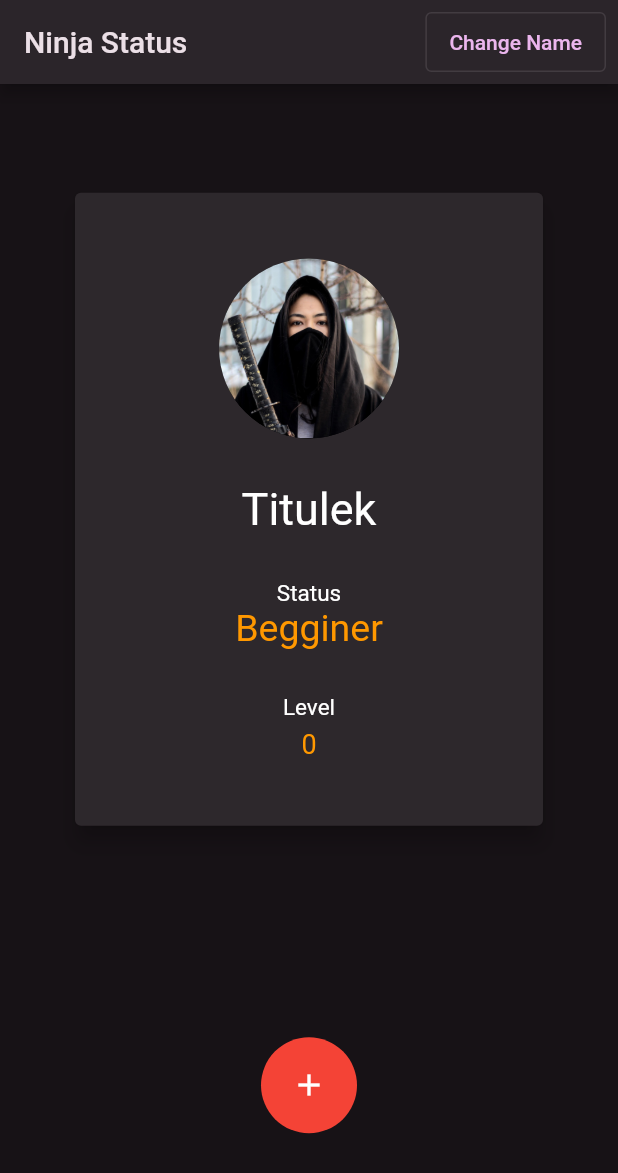
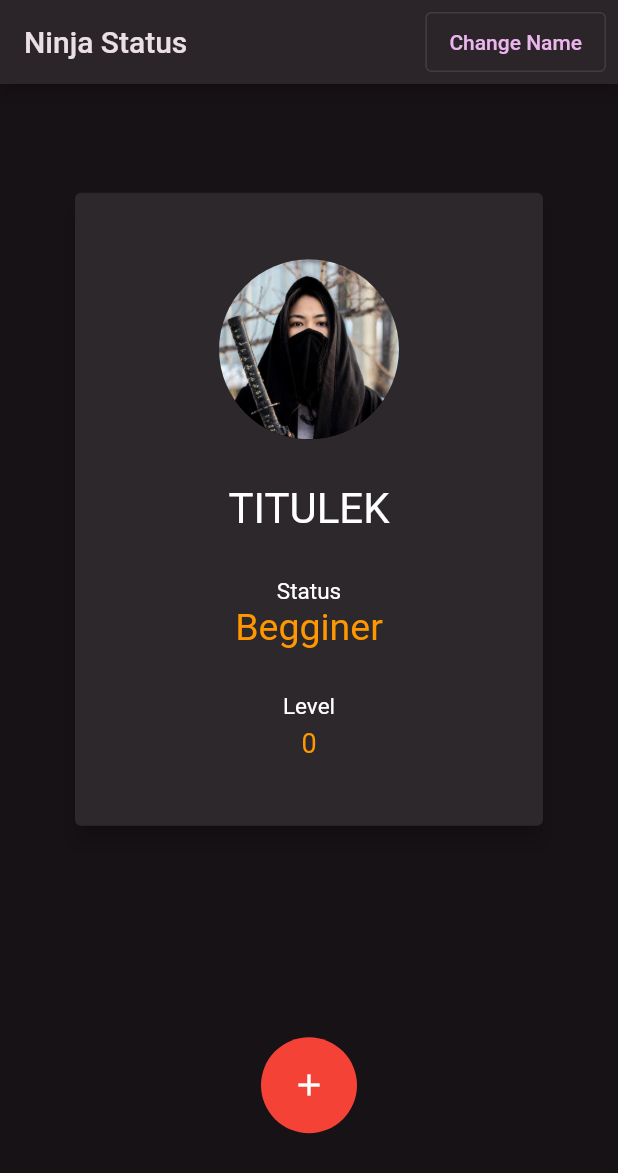
Before and after one commit to milkyascodes/Ninja-Status, a Flutter app: the screen it shows after launch, on a phone screen of 412 x 824 dp. Shown: the top 1173 px of the screen. Run offline on Flutter 3.47's test engine with Material 2 defaults, Android fonts, the phone set to English and light mode, and no system bars; our stand-ins replace get.

Commit message:
updatename feature complete

```diff
--- a/lib/main.dart
+++ b/lib/main.dart
@@ -28,32 +28,6 @@
   MyHomePage({Key? key}) : super(key: key);
 
   Mycontroller controller = Get.put(Mycontroller());
-
-  changeName() {
-    Get.defaultDialog(
-        title: 'New Ninja Name',
-        titlePadding: EdgeInsets.fromLTRB(0, 30, 0, 5),
-        content: SizedBox(
-          width: 230,
-          child: TextField(
-            maxLength: 10,
-            decoration: InputDecoration(
-              // border: OutlineInputBorder(),
-              border: UnderlineInputBorder(),
-              hintText: 'ninja name',
-              contentPadding: EdgeInsets.fromLTRB(5, 20, 5, 20),
-            ),
-          ),
-        ),
-        barrierDismissible: false,
-        cancel: TextButton(onPressed: () => Get.back(), child: Text('Cancel')),
-        confirm: ElevatedButton(
-          onPressed: () {
-            //prefix iocn
-          },
-          child: Text('Update'),
-        ));
-  }
 
   @override
   Widget build(BuildContext context) {
@@ -97,10 +71,10 @@
                             SizedBox(
                               height: 30,
                             ),
-                            Text(
-                              controller.ninjaName.toString(),
-                              style: TextStyle(fontSize: 30),
-                            )
+                            Obx(() => Text(
+                                  controller.ninjaName.toString().toUpperCase(),
+                                  style: TextStyle(fontSize: 28),
+                                ))
                           ],
                         ),
                         SizedBox(
```
Also changed, not shown: lib/controllers/controllers.dart (+33 -1 lines).
